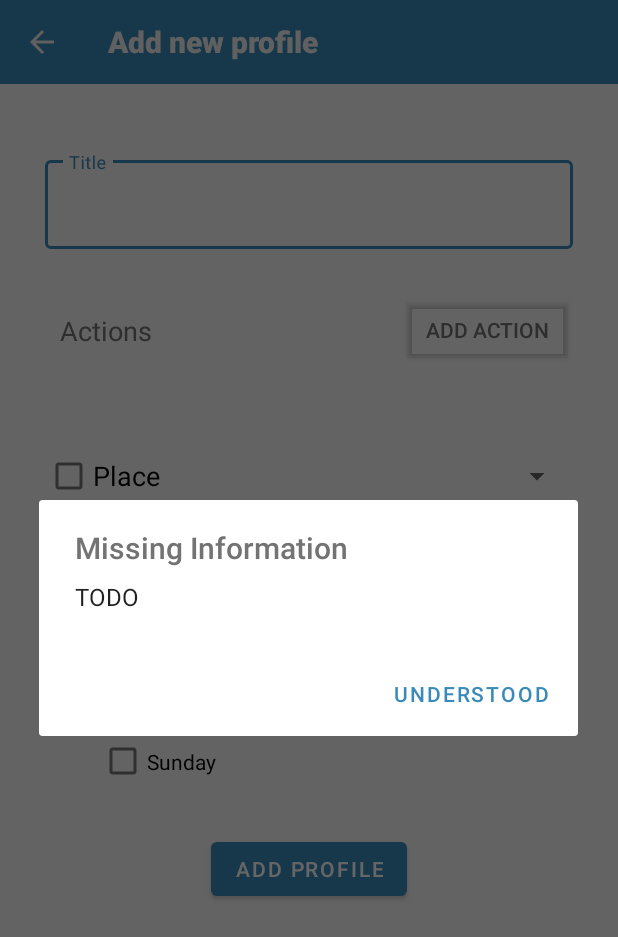
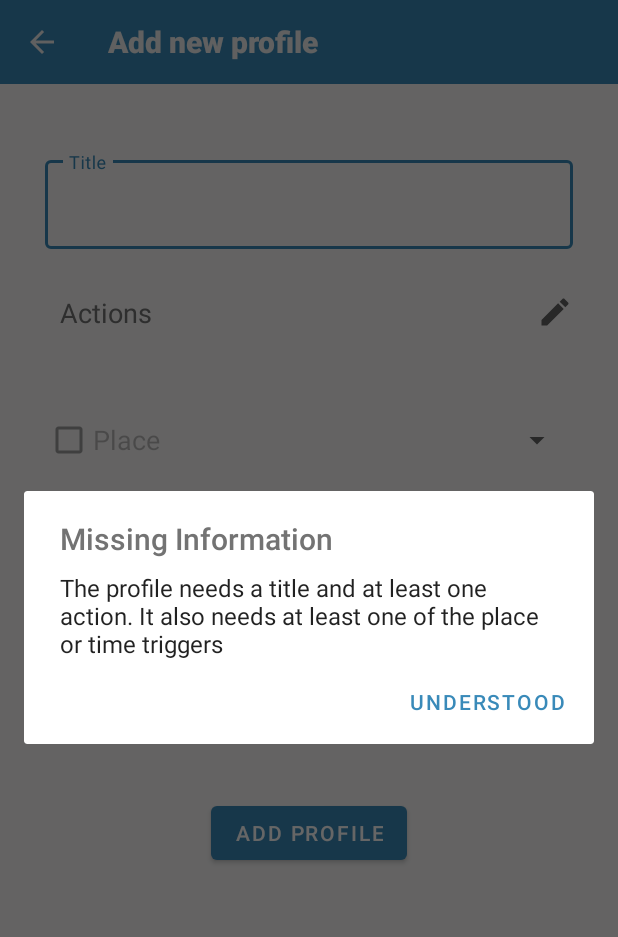
Before and after one commit to m-glock/LocationProfileApp, an Android app: the AddProfileFragment screen opened directly, with no data from a screen before it, after a tap on "ADD PROFILE", on a phone screen of 412 x 824 dp. Shown: the top 937 px of the screen. Run offline under Robolectric (Android 15) with nearby library versions, the phone set to English and light mode, and no system bars; our stand-ins replace Room's generated code.

Commit message:
change add action button in profile to an edit icon, check if at least one action is set to create or update a profile

```diff
--- a/app/src/main/java/com/mglock/locationprofileapp/viewmodels/AddProfileViewModel.kt
+++ b/app/src/main/java/com/mglock/locationprofileapp/viewmodels/AddProfileViewModel.kt
@@ -78,7 +78,8 @@ class AddProfileViewModel(app: Application): AndroidViewModel(app)  {
         val isTimeSet = if(useTimeframe) {
             timeStart.value != null && timeEnd.value != null
         } else useTimeframe
-        return atLeastOneChecked && (isTitleSet ?: false || isTimeSet)
+        val atLeastOneAction = actions.value!!.isNotEmpty()
+        return atLeastOneChecked && atLeastOneAction && (isTitleSet ?: false || isTimeSet)
     }
 
     fun addOrUpdateProject(
--- a/app/src/main/java/com/mglock/locationprofileapp/views/fragments/AddProfileFragment.kt
+++ b/app/src/main/java/com/mglock/locationprofileapp/views/fragments/AddProfileFragment.kt
@@ -39,17 +39,23 @@ class AddProfileFragment(private val editableProfile: ProfileWithRelations?) : F
 
         // set dropdown values for place
         mViewModel.places.observe(viewLifecycleOwner){ places ->
-            val options = if(places.isEmpty()) emptyList()
-                else places.map { place -> place.title }
+            var options: List<String> = emptyList()
+            if(places.isEmpty()){
+                binding.checkBoxPlace.isEnabled = false
+            } else {
+                options = places.map { place -> place.title }
+                binding.checkBoxPlace.isEnabled = true
+            }
             binding.addPlaceDropdown.adapter = ArrayAdapter(
                 requireContext(),
                 R.layout.dropdown_item,
                 options
             )
+
         }
 
         // open dialog for adding actions to the profile
-        binding.addActionButton.setOnClickListener {
+        binding.addActionsButton.setOnClickListener {
             val intent = Intent(requireContext(), AddActionsToProfileActivity::class.java)
             if(editableProfile != null){
                 intent.putExtra("profileId", editableProfile.profile.profileUID)
@@ -96,7 +102,7 @@ class AddProfileFragment(private val editableProfile: ProfileWithRelations?) : F
     private fun createProfileFromInput(){
         val useTimeframe = binding.checkBoxTime.isChecked
         val usePlace = binding.checkBoxPlace.isChecked
-        val selectedPlaceTitle = binding.addPlaceDropdown.selectedItem as String
+        val selectedPlaceTitle = binding.addPlaceDropdown.selectedItem as String?
         val title = binding.editTextTitleProfile.text.toString()
 
         // if any of the necessary fields are not set, display alert
@@ -106,14 +112,15 @@ class AddProfileFragment(private val editableProfile: ProfileWithRelations?) : F
                 title,
                 usePlace,
                 useTimeframe,
-                selectedPlaceTitle,
+                selectedPlaceTitle ?: "",
                 getSelectedWeekdays()
             )
             requireActivity().finish()
         } else {
             AlertDialog.Builder(context)
                 .setTitle("Missing Information")
-                .setMessage("TODO")
+                .setMessage("The profile needs a title and at least one action. " +
+                        "It also needs at least one of the place or time triggers")
                 .setPositiveButton("Understood", null)
                 .show()
         }
--- a/app/src/main/res/layout/fragment_add_profile.xml
+++ b/app/src/main/res/layout/fragment_add_profile.xml
@@ -54,12 +54,14 @@
                     app:layout_constraintStart_toStartOf="parent"
                     app:layout_constraintTop_toTopOf="parent" />
 
-                <Button
-                    android:id="@+id/addActionButton"
-                    style="@style/SecondaryButton"
+                <androidx.appcompat.widget.AppCompatImageButton
+                    android:id="@+id/addActionsButton"
                     android:layout_width="wrap_content"
                     android:layout_height="wrap_content"
-                    android:text="@string/add_profile_add_action_button_text"
+                    android:padding="@dimen/image_button_no_padding"
+                    android:src="@drawable/ic_action_edit"
+                    android:backgroundTint="@color/transparent"
+                    android:contentDescription="@string/add_profile_add_action_button_text"
                     app:layout_constraintEnd_toEndOf="parent"
                     app:layout_constraintTop_toTopOf="parent" />
 
@@ -68,7 +70,7 @@
                     android:layout_width="match_parent"
                     android:layout_height="wrap_content"
                     android:layout_marginLeft="@dimen/text_icon_margin"
-                    app:layout_constraintTop_toBottomOf="@+id/addActionButton"
+                    app:layout_constraintTop_toBottomOf="@+id/addActionsButton"
                     tools:layout_editor_absoluteX="0dp"
                     tools:text="Bluetooth on, Volume to 2, Wifi disabled" />
 
--- a/app/src/main/res/values/strings.xml
+++ b/app/src/main/res/values/strings.xml
@@ -25,7 +25,7 @@
     <!-- Add new Profile -->
     <string name="add_new_profile_title">Add new profile</string>
     <string name="add_profile_actions_label">Actions</string>
-    <string name="add_profile_add_action_button_text">Add Action</string>
+    <string name="add_profile_add_action_button_text">Edit Profile Actions</string>
     <string name="add_profile_place_label">Place</string>
     <string name="add_profile_timeframe_label">Time</string>
     <string name="add_profile_button_text">Add Profile</string>
```
